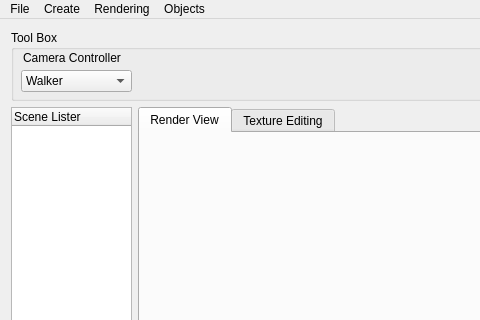
This is MVIEW/ResearchApp/GUI.ui in amadjunaid/OpenGLApp as Qt 5 draws it before an edit; both pictures show x 0 to 480 and y 0 to 320 of the 668 by 637 pixel window. The edited form follows.
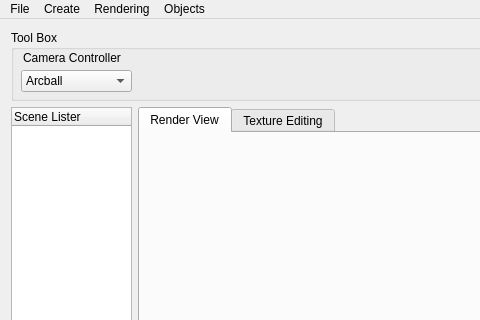
This is the edited form. Custom widgets are drawn as their Qt base class.

```diff
--- a/MVIEW/ResearchApp/GUI.ui
+++ b/MVIEW/ResearchApp/GUI.ui
@@ -9,7 +9,7 @@
    <rect>
     <x>0</x>
     <y>0</y>
-    <width>661</width>
+    <width>664</width>
     <height>637</height>
    </rect>
   </property>
@@ -50,11 +50,6 @@
          <verstretch>0</verstretch>
         </sizepolicy>
        </property>
-       <item>
-        <property name="text">
-         <string>Walker</string>
-        </property>
-       </item>
        <item>
         <property name="text">
          <string>Arcball</string>
```
Left out of the diff: 8 changed lines with no effect on the pictures.
